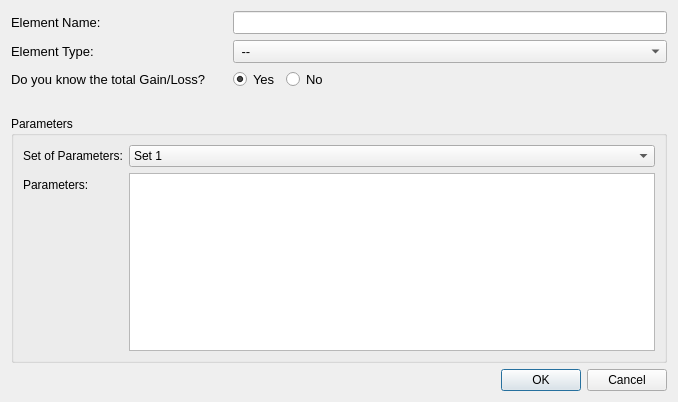
Above: project/app/ui/new_element.ui from LMaiorano/Link-Budget-Toolbox before the change. Below: the same form after it.
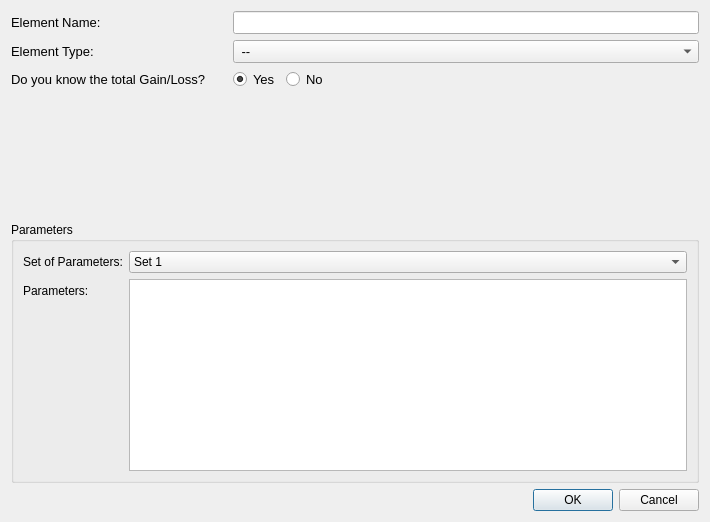
That is the form after the change.

Commit message: Changes to New Element Dialog

Diff of the .ui file:
```diff
--- a/project/app/ui/new_element.ui
+++ b/project/app/ui/new_element.ui
@@ -6,8 +6,8 @@
    <rect>
     <x>0</x>
     <y>0</y>
-    <width>678</width>
-    <height>402</height>
+    <width>710</width>
+    <height>522</height>
    </rect>
   </property>
   <property name="windowTitle">
@@ -206,11 +206,7 @@
        </widget>
       </item>
       <item row="1" column="1">
-       <widget class="QTableWidget" name="tbl_parameters">
-        <property name="enabled">
-         <bool>true</bool>
-        </property>
-       </widget>
+       <widget class="QPlainTextEdit" name="txt_summary"/>
       </item>
      </layout>
     </widget>
```
Left out of the diff: 40 changed lines with no effect on the pictures. The commit also changes 1 other file.
